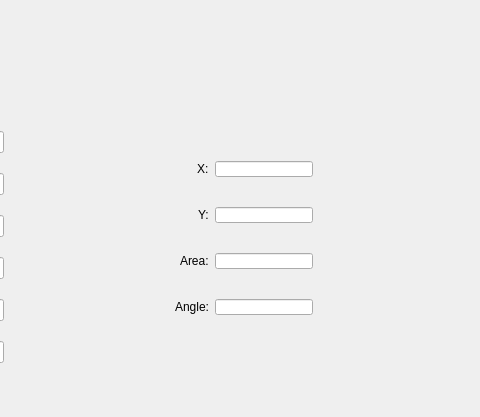
looplocked/uppercomputer, file uppercomputer/uppercomputer.ui: the form before one commit; both pictures show x 236 to 716 and y 287 to 704 of the 1238 by 704 pixel window.
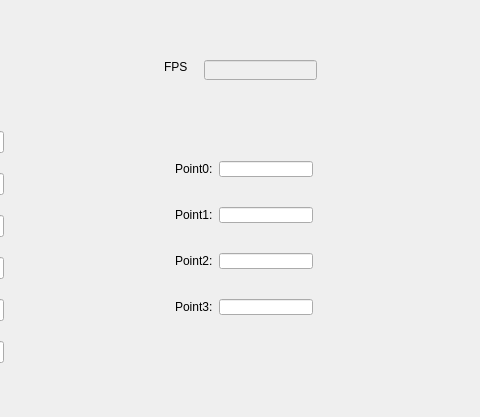
The form after the commit.

```diff
--- a/uppercomputer/uppercomputer.ui
+++ b/uppercomputer/uppercomputer.ui
@@ -123,7 +123,7 @@
      <item row="0" column="0">
       <widget class="QLabel" name="LabelFeatureX">
        <property name="text">
-        <string>X:</string>
+        <string>Point0:</string>
        </property>
       </widget>
      </item>
@@ -137,7 +137,7 @@
      <item row="1" column="0">
       <widget class="QLabel" name="LabelFeatureY">
        <property name="text">
-        <string>Y:</string>
+        <string>Point1:</string>
        </property>
       </widget>
      </item>
@@ -147,7 +147,7 @@
      <item row="2" column="0">
       <widget class="QLabel" name="LabelFeatureArea">
        <property name="text">
-        <string>Area:</string>
+        <string>Point2:</string>
        </property>
       </widget>
      </item>
@@ -157,7 +157,7 @@
      <item row="3" column="0">
       <widget class="QLabel" name="LabelFeatureAngle">
        <property name="text">
-        <string>Angle:</string>
+        <string>Point3:</string>
        </property>
       </widget>
      </item>
@@ -313,6 +313,32 @@
      </rect>
     </property>
    </widget>
+   <widget class="QLineEdit" name="FPSLineEdit">
+    <property name="enabled">
+     <bool>false</bool>
+    </property>
+    <property name="geometry">
+     <rect>
+      <x>440</x>
+      <y>330</y>
+      <width>113</width>
+      <height>20</height>
+     </rect>
+    </property>
+   </widget>
+   <widget class="QLabel" name="LabelFPS">
+    <property name="geometry">
+     <rect>
+      <x>400</x>
+      <y>330</y>
+      <width>47</width>
+      <height>13</height>
+     </rect>
+    </property>
+    <property name="text">
+     <string>FPS</string>
+    </property>
+   </widget>
   </widget>
   <widget class="QMenuBar" name="menuBar">
    <property name="geometry">
```
Left out of the diff: 2 changed lines with no effect on the pictures.
